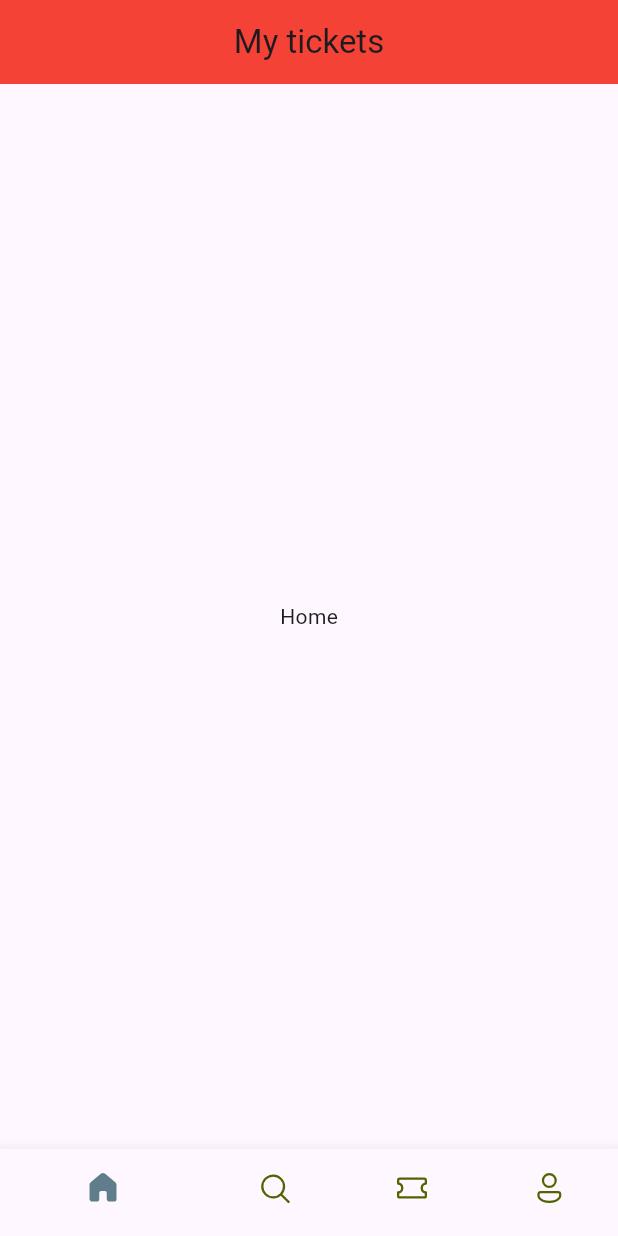
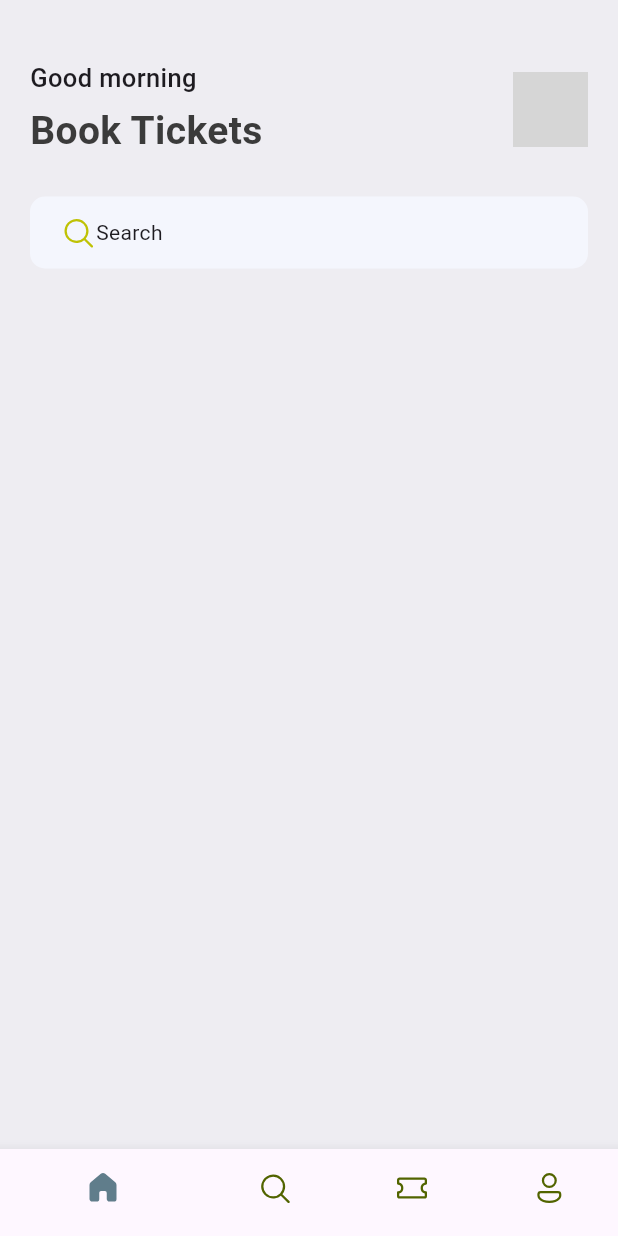
Before and after one commit to giddy11/Ticket_app, a Flutter app: the screen it shows after launch, on a phone screen of 412 x 824 dp. Run offline on Flutter 3.47's test engine with Material 3 defaults, Android fonts, the phone set to English and light mode, and no system bars; our stand-ins replace fluentui_icons; grey boxes are pictures that could not be loaded.

Commit message:
implemented the first section of book tickets

```diff
--- a/lib/base/bottom_nav_bar.dart
+++ b/lib/base/bottom_nav_bar.dart
@@ -1,5 +1,6 @@
 import 'package:fluentui_icons/fluentui_icons.dart';
 import 'package:flutter/material.dart';
+import 'package:flutter_application_1/screens/home_screen.dart';
 
 class BottomNavBar extends StatefulWidget {
   const BottomNavBar({super.key});
@@ -11,7 +12,7 @@ class BottomNavBar extends StatefulWidget {
 class BottomNavBarState extends State<BottomNavBar> {
 
   final appScreens = [
-    const Center (child: Text("Home")),
+    const HomeScreen(),
     const Center (child: Text("Search")),
     const Center (child: Text("Tickets")),
     const Center (child: Text("Profile")),
@@ -24,19 +25,11 @@ class BottomNavBarState extends State<BottomNavBar> {
     setState(() {
       _selectedIndex = index;
     });
-    // _selectedIndex = index;
-    print("Tapped index is $_selectedIndex");
   }
-
 
   @override
   Widget build(BuildContext context) {
     return Scaffold(
-        appBar: AppBar(
-          backgroundColor: Colors.red,
-          centerTitle: true,
-          title: const Text("My tickets"),
-        ),
         body: appScreens[_selectedIndex],
         bottomNavigationBar: BottomNavigationBar(
           onTap: (value) => _onItemTapped(value),
--- /dev/null
+++ b/lib/base/res/media.dart
@@ -0,0 +1,4 @@
+class AppMedia {
+  static const _baseImage = "assets/images";
+  static const logo = '$_baseImage/city_view.avif';
+}
--- /dev/null
+++ b/lib/base/res/styles/app_styles.dart
@@ -0,0 +1,20 @@
+import 'package:flutter/material.dart';
+
+Color primary = const Color(0xff687daf);
+
+class AppStyles {
+  static Color primaryColor = primary;
+  static Color textColor = const Color(0xff3b3b3b);
+  static Color bgColor = const Color(0xffeeedf2);
+
+  static TextStyle headLineStyle1 = TextStyle(
+    fontSize: 26,
+    fontWeight: FontWeight.bold,
+    color: textColor,
+  );
+
+  static TextStyle headLineStyle3 = const TextStyle(
+    fontSize: 17,
+    fontWeight: FontWeight.w500
+  );
+}
--- a/lib/main.dart
+++ b/lib/main.dart
@@ -11,12 +11,9 @@ class MyApp extends StatelessWidget {
   @override
   Widget build(BuildContext context) {
 
-    return MaterialApp(
-      title: 'Flutter Demo',
-      theme: ThemeData(
-
-      ),
-      home: const BottomNavBar()
+    return const MaterialApp(
+      debugShowCheckedModeBanner: false,
+      home: BottomNavBar()
     );
   }
 }
--- /dev/null
+++ b/lib/screens/home_screen.dart
@@ -0,0 +1,76 @@
+import 'package:fluentui_icons/fluentui_icons.dart';
+import 'package:flutter/material.dart';
+import 'package:flutter/widgets.dart';
+import 'package:flutter_application_1/base/res/media.dart';
+import 'package:flutter_application_1/base/res/styles/app_styles.dart';
+
+class HomeScreen extends StatelessWidget {
+  const HomeScreen({super.key});
+
+  @override
+  Widget build(BuildContext context) {
+    return Scaffold(
+      backgroundColor: AppStyles.bgColor,
+      body: ListView(
+        children: [
+          const SizedBox(height: 40),
+          Container(
+            padding: const EdgeInsets.symmetric(horizontal: 20),
+            child: Column(
+              children: [
+                Row(
+                  mainAxisAlignment: MainAxisAlignment.spaceBetween,
+                  children: [
+                    Column(
+                      crossAxisAlignment: CrossAxisAlignment.start,
+                      children: [
+                        Text(
+                          "Good morning",
+                          style: AppStyles.headLineStyle3
+                        ),
+                        const SizedBox(
+                          height: 5,
+                        ),
+                        Text(
+                          "Book Tickets",
+                          style: AppStyles.headLineStyle1
+                        )
+                      ],
+                    ),
+                    Container(
+                      width: 50,
+                      height: 50,
+                      decoration: BoxDecoration(
+                        borderRadius: BorderRadius.circular(10),
+                        image: const DecorationImage(
+                          // image: NetworkImage()
+                          image: AssetImage(AppMedia.logo)
+                        )
+                      ),
+                      // child: const Text("Logo"),
+                    )
+                  ],
+                ),
+                const SizedBox(height: 25,),
+                Container(
+                  padding: const EdgeInsets.symmetric(horizontal: 20, vertical: 12),
+                  decoration: BoxDecoration(
+                        borderRadius: BorderRadius.circular(10),
+                        color: const Color(0xFFF4F6FD),
+                      ),
+                  child: const Row(
+                    // mainAxisAlignment: MainAxisAlignment.spaceBetween,
+                    children: [
+                      Icon(FluentSystemIcons.ic_fluent_search_regular, color: Color(0xffbfc205),),
+                      Text("Search")
+                    ],
+                  ),
+                )
+              ],
+            ),
+          )
+        ],
+      ),
+    );
+  }
+}
--- a/pubspec.yaml
+++ b/pubspec.yaml
@@ -60,8 +60,9 @@ flutter:
   uses-material-design: true
 
   # To add assets to your application, add an assets section, like this:
-  # assets:
-  #   - images/a_dot_burr.jpeg
+  assets:
+    # - images/a_dot_burr.jpeg
+    - assets/images/
   #   - images/a_dot_ham.jpeg
 
   # An image asset can refer to one or more resolution-specific "variants", see
```
Also changed, not shown: 1 other file.
